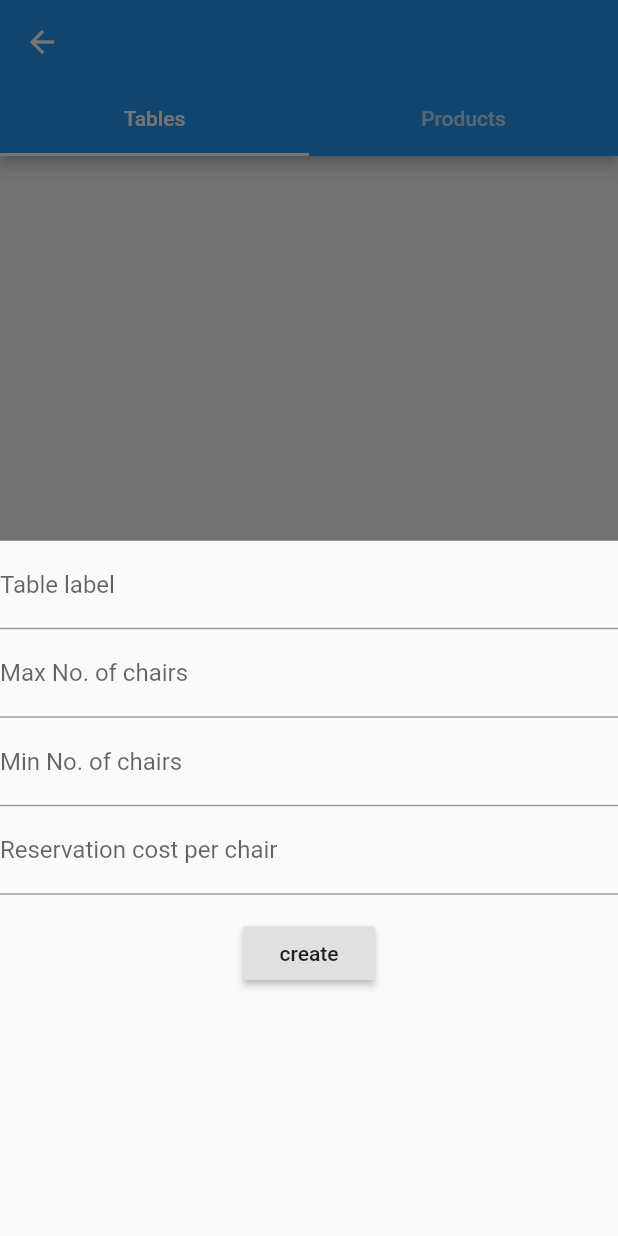
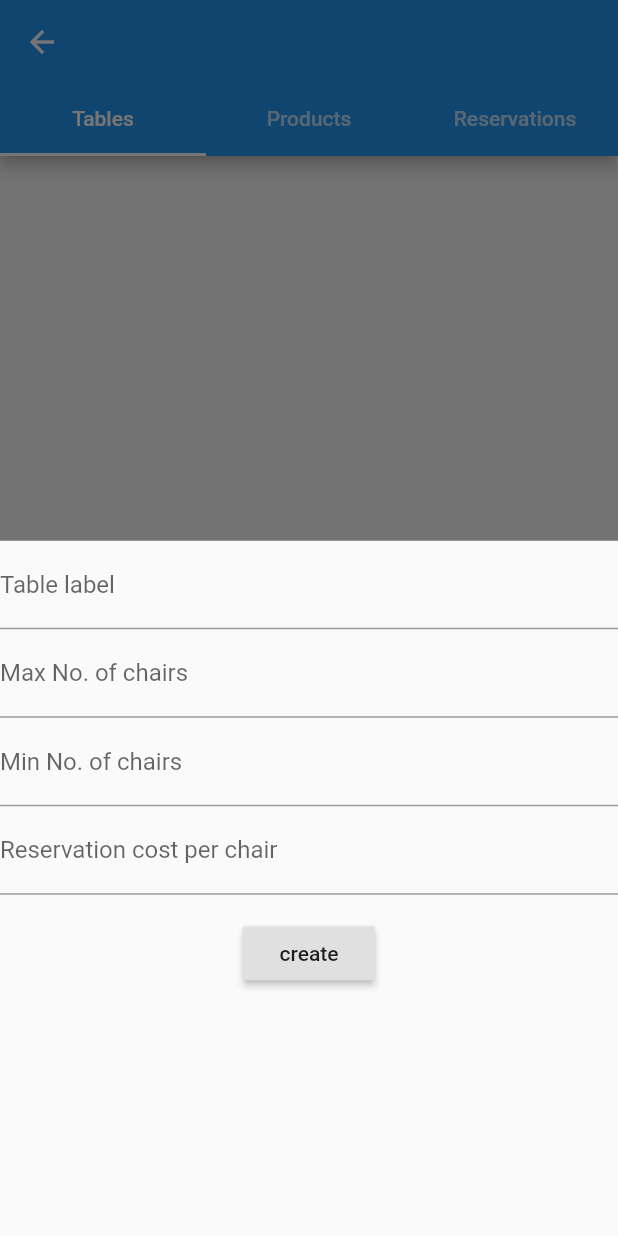
Before and after one commit to Joshua56/club, a Flutter app: the ClubDetail screen opened directly, after a tap on the "add" icon, on a phone screen of 412 x 824 dp. Run offline on Flutter 3.47's test engine with Material 2 defaults, Android fonts, the phone set to English and light mode, and no system bars; our stand-ins replace cloud_firestore, google_maps_flutter; accounts and stored records are empty.

Commit message:
update on Reservations

```diff
--- a/lib/modules/club_module.dart
+++ b/lib/modules/club_module.dart
@@ -6,59 +6,15 @@ import 'package:google_maps_flutter/google_maps_flutter.dart';
 import 'package:cloud_firestore/cloud_firestore.dart';
 
 
+
 class ClubModule extends ChangeNotifier{
 
   // Firebase
   final databaseReference = Firestore.instance;
 
-  List<ClubModal> _clubs;
+  List<ClubModal> _clubs=[];
+  ClubModal _activeClub = ClubModal(name: '');
 
-  // // with exaples
-  // static List<ProductModal> _productsRezzy = [
-  //   ProductModal(id:'1', name: 'drink 1', price: 200),
-  //   ProductModal(id:'2', name: 'drink 2', price: 340),
-  //   ProductModal(id:'3', name: 'drink 3', price: 600),
-  //   ProductModal(id:'4', name: 'drink 4', price: 800),
-  //   ProductModal(id:'5', name: 'drink 5', price: 1000),
-  // ];
-
-  // static List<ProductModal> _productsResnet50 = [
-  //   ProductModal(id:'1', name: 'drink 1', price: 200),
-  //   ProductModal(id:'2', name: 'drink 2', price: 340),
-  //   ProductModal(id:'3', name: 'food 1', price: 300),
-  //   ProductModal(id:'4', name: 'drink 4', price: 800),
-  //   ProductModal(id:'5', name: 'food 2', price: 650),
-  // ];
-
-  // List<ClubModal> _clubs =[
-  //   ClubModal(
-  //     id: '1',
-  //     name: 'rezzy',
-  //     image: "assets/images/club1.jpg",
-  //     position: LatLng(-1.290500, 36.823028),
-  //     locationLabel: "Koinange St, Nairobi",
-  //     tables: [
-  //       TableModal(id: '1', maxNoChairs: 6, minNoChairs: 3, reserveCostPerChair: 50),
-  //       TableModal(id: '2', maxNoChairs: 4, minNoChairs: 2, reserveCostPerChair: 50),
-  //       TableModal(id: '3', maxNoChairs: 2, reserveCostPerChair: 50),
-  //       TableModal(id: '4', maxNoChairs: 4, minNoChairs: 2, reserveCostPerChair: 50),
-  //     ],
-  //     products: _productsRezzy,
-  //   ),
-  //   ClubModal(
-  //     id: '2',
-  //     name: 'resnet50',
-  //     image: "assets/images/club1.jpg",
-  //     position: LatLng(-1.284486, 36.819134),
-  //     locationLabel: "Koinange St, Nairobi",
-  //     tables: [
-  //       TableModal(id: '2', maxNoChairs: 4, minNoChairs: 2, reserveCostPerChair: 100),
-  //       TableModal(id: '3', maxNoChairs: 2, reserveCostPerChair: 100),
-  //       TableModal(id: '4', maxNoChairs: 4, minNoChairs: 2, reserveCostPerChair: 100),
-  //     ],
-  //     products: _productsResnet50,
-  //   ),
-  // ];
 
   Set<Marker> _markers (){
     final Set<Marker> lst = {};
@@ -68,30 +24,33 @@ class ClubModule extends ChangeNotifier{
     });
     return lst;
   }
-  void _fetchClubs()async{
-    QuerySnapshot _clubsSnapshot = await databaseReference.collection('clubs').getDocuments();
-    setClubs = _convertToClubModal(_clubsSnapshot.documents);
-
-
-
+  void _fetchClubs(){
+    databaseReference.collection('clubs').getDocuments().then((snapshot){
+      setClubs = _convertToClubModal(snapshot.documents);
+    });
 
 
   }
 
-  Future<ClubModal> _getClub(String id) async{
-    ClubModal club;
-    DocumentSnapshot r = await databaseReference.document('clubs/$id').get();
-    return _convertItemToClubModal(r);
-    // _clubs.forEach((item){
-    //   if(item.id == id){
-    //     club = item;
-    //   }
-    // });
-    // return club;
+  void _fetchClub(String id) {
+    databaseReference.document('clubs/$id').get().then((item){
+      setActiveClub = _convertItemToClubModal(item);
+    });
+  }
+
+  ClubModal _getClub(id){
+    _fetchClub(id);
+    return _activeClub;
   }
 
 
-  get clubs => _clubs;
+   get clubs => _getClubs();
+
+  List<ClubModal> _getClubs(){
+    _fetchClubs();
+    return _clubs;
+  }
+
   get clubsCount => _clubs.length;
   Set<Marker> get markers => _markers();
   get getClub => (id) { return _getClub(id); };
@@ -99,7 +58,7 @@ class ClubModule extends ChangeNotifier{
   get updateProducts => ({List<ProductModal> products, String clubId}) {return _updateProducts(products: products, clubId: clubId); };
 
   get convertToClubModal => (List<DocumentSnapshot> data){
-    _fetchClubs();
+    // _fetchClubs();
     return _convertToClubModal(data);
   };
 
@@ -108,8 +67,14 @@ class ClubModule extends ChangeNotifier{
   //   _restaurant = lst;
   //   notifyListeners();
   // }
-  set setClubs(List<ClubModal> item){
-    _clubs = item;
+  set setClubs(List<ClubModal> items){
+    _clubs = items;
+    notifyListeners();
+  }
+
+  set setActiveClub(ClubModal item){
+    _activeClub = item;
+    notifyListeners();
   }
 
   set addClub(ClubModal club){
@@ -173,7 +138,6 @@ class ClubModule extends ChangeNotifier{
         item.data['tables'].forEach((it){
           _t.add(
             TableModal(
-              id: it['id'],
               label: it['label'],
               maxNoChairs: it['maxNoChairs'],
               minNoChairs: it['minNoChairs'],
@@ -207,9 +171,4 @@ class ClubModule extends ChangeNotifier{
         );
   }
 
-
-
-
-
-
 }
--- a/lib/modules/reservation_module.dart
+++ b/lib/modules/reservation_module.dart
@@ -16,6 +16,7 @@ class ReservationModule extends ChangeNotifier{
   final databaseReference = Firestore.instance;
 
   List<ReservationModal> _reservations = [];
+  List<ReservationModal> _currenClubReservation = [];
 
   // dummy data
 
@@ -38,9 +39,18 @@ class ReservationModule extends ChangeNotifier{
 
   get resCount => _reservations.length;
 
+  get currenClubReservation => (clubId){
+    fetchClubReservations(clubId);
+    return _currenClubReservation;
+  };
+
+  set setCurrenClubReservation(List<ReservationModal> reserv){
+    _currenClubReservation = reserv;
+    notifyListeners();
+  }
+
 
   set addReservation(ReservationModal item){
-    _reservations.add(item);
     createReservation(item);
     notifyListeners();
   }
@@ -55,23 +65,22 @@ class ReservationModule extends ChangeNotifier{
     return _convertToReservationModal(data);
   };
 
-  void removeResevation(ClubModal res, int index){
-    int i = 0;
-    int j = 0;
-    _reservations.forEach((item){
-      if(item.club == res){
-        if(j == index){
-          _removeResevation = i;
-        }
-        j++;
-      }
-      i++;
-    });
+  void removeResevation(String id) async{
+    DocumentReference r = await databaseReference.document('reservations/$id');
+    r.delete();
   }
 
   void createReservation(ReservationModal reservation) async {
     DocumentReference ref = await databaseReference.collection("reservations")
         .add(reservation.map);
+  }
+  void fetchClubReservations(String clubId){
+    DocumentReference clubRef = databaseReference.document('clubs/$clubId');
+    Future<QuerySnapshot> ref =  databaseReference.collection("reservations").where('club', isEqualTo: clubRef).getDocuments();
+    ref.then((item){
+      setCurrenClubReservation = _convertToReservationModal(item.documents);
+    });
+
   }
 
   List<ReservationModal> _convertToReservationModal(List<DocumentSnapshot> data){
@@ -79,12 +88,12 @@ class ReservationModule extends ChangeNotifier{
 
     data.forEach((item){
       UserModal _us = UserModal(
-        id: item.data['user']['id'],
-        username: item.data['user']['username']
+        id: '1',
+        username: 'me'
       );
 
       TableModal _tb = TableModal(
-        id: item.data['table']['id'],
+        label: item.data['table']['label'],
         maxNoChairs: item.data['table']['maxNoChairs'],
         minNoChairs: item.data['table']['minNoChairs'],
         reserveCostPerChair: item.data['table']['reserveCostPerChair'],
@@ -96,7 +105,6 @@ class ReservationModule extends ChangeNotifier{
           _ls.add(
             OderItemModal(
               product: ProductModal(
-                id: item['product']['id'],
                 name: item['product']['name'],
                 price: item['product']['price'],
               ),
@@ -112,6 +120,10 @@ class ReservationModule extends ChangeNotifier{
         orderItems: _orderItems()
       );
 
+      DateTime _convertToDateTime(dt){
+        return dt == null ? null : DateTime.fromMillisecondsSinceEpoch(dt.seconds*1000);
+      }
+
 
       _reservationModals.add(
         ReservationModal(
@@ -121,8 +133,8 @@ class ReservationModule extends ChangeNotifier{
           club: item.data['club'],
           table: _tb,
           noChairs: item.data['noChairs'],
-          reserveDateTime: DateTime.fromMillisecondsSinceEpoch(item.data['reserveDateTime'].seconds * 1000),
-          dateTimeBooked: DateTime.fromMillisecondsSinceEpoch(item.data['dateTimeBooked'].seconds * 1000),
+          reserveDateTime: _convertToDateTime(item.data['reserveDateTime']),
+          dateTimeBooked: _convertToDateTime(item.data['dateTimeBooked']),
           preoderModal: _pre,
         )
       );
--- a/lib/ui/club_detail.dart
+++ b/lib/ui/club_detail.dart
@@ -1,8 +1,10 @@
 import 'package:cloud_firestore/cloud_firestore.dart';
 import 'package:club/modals/club_modal.dart';
 import 'package:club/modals/product_modal.dart';
+import 'package:club/modals/reservation_modal.dart';
 import 'package:club/modals/table_modal.dart';
 import 'package:club/modules/club_module.dart';
+import 'package:club/modules/reservation_module.dart';
 import 'package:flutter/material.dart';
 import 'package:google_maps_flutter/google_maps_flutter.dart';
 import 'package:provider/provider.dart';
@@ -18,13 +20,13 @@ class ClubDetail extends StatefulWidget {
 class _ClubDetailState extends State<ClubDetail> with SingleTickerProviderStateMixin{
 
 
-  ClubModal _club = ClubModal(name: '', position: LatLng(0,0), locationLabel: '');
+  // ClubModal _club = ClubModal(name: '', position: LatLng(0,0), locationLabel: '');
   TabController _tabController;
 
   @override
   void initState() {
     super.initState();
-    _tabController = TabController(vsync: this, length: 2);
+    _tabController = TabController(vsync: this, length: 3);
   }
 
   @override
@@ -35,16 +37,15 @@ class _ClubDetailState extends State<ClubDetail> with SingleTickerProviderStateM
 
   @override
   Widget build(BuildContext context) {
-    return ChangeNotifierProvider(
-      builder: (context) => ClubModule(),
+    return MultiProvider(
+      providers: [
+        ChangeNotifierProvider(builder: (context) => ClubModule(),),
+        ChangeNotifierProvider(builder: (context) => ReservationModule(),),
+      ],
       child: Consumer<ClubModule>(
         builder: (context, clubModule, _){
-          Future<ClubModal> _clubFuture = clubModule.getClub(widget.clubId);
-          _clubFuture.then((value){
-           setState(() {
-              _club = value;
-           });
-          });
+          ClubModal _club = clubModule.getClub(widget.clubId);
+
           return Scaffold(
             appBar: AppBar(
               title: Text(_club.name),
@@ -53,6 +54,7 @@ class _ClubDetailState extends State<ClubDetail> with SingleTickerProviderStateM
                 tabs: <Widget>[
                   Tab(text: 'Tables',),
                   Tab(text: 'Products',),
+                  Tab(text: 'Reservations',),
                 ],
               ),
             ),
@@ -61,6 +63,7 @@ class _ClubDetailState extends State<ClubDetail> with SingleTickerProviderStateM
               children: <Widget>[
                 ClubTables(widget.clubId),
                 ClubProducts(widget.clubId),
+                ClubReservations(widget.clubId),
               ],
             ),
           );
@@ -87,7 +90,6 @@ class _ClubTablesState extends State<ClubTables> {
 
   TextEditingController _reserveCostPerChairController;
 
-  ClubModal _club;
   List<TableModal> _tables =[];
 
   @override
@@ -112,13 +114,8 @@ class _ClubTablesState extends State<ClubTables> {
   Widget build(BuildContext context) {
     return Consumer<ClubModule>(
       builder: (context, clubModule, _){
-        Future<ClubModal> _clubFuture = clubModule.getClub(widget.clubId);
-          _clubFuture.then((value){
-           setState(() {
-              _club = value;
-              _tables= _club.tables;
-          });
-          });
+        ClubModal _club = clubModule.getClub(widget.clubId);
+          _tables= _club.tables;
         return Scaffold(
         floatingActionButton: CircleAvatar(
           child: IconButton(
@@ -220,7 +217,6 @@ class _ClubProductsState extends State<ClubProducts> {
 
   TextEditingController _priceController;
 
-  ClubModal _club;
   List<ProductModal> _products =[];
 
   @override
@@ -241,13 +237,9 @@ class _ClubProductsState extends State<ClubProducts> {
   Widget build(BuildContext context) {
     return Consumer<ClubModule>(
       builder: (context, clubModule, _){
-        Future<ClubModal> _clubFuture = clubModule.getClub(widget.clubId);
-          _clubFuture.then((value){
-           setState(() {
-              _club = value;
+        ClubModal _club = clubModule.getClub(widget.clubId);
               _products= _club.products;
-          });
-          });
+
         return Scaffold(
         floatingActionButton: CircleAvatar(
           child: IconButton(
@@ -319,3 +311,49 @@ class _ClubProductsState extends State<ClubProducts> {
     );
   }
 }
+
+class ClubReservations extends StatefulWidget {
+  final String clubId;
+
+  ClubReservations(this.clubId);
+  @override
+  _ClubReservationsState createState() => _ClubReservationsState();
+}
+
+class _ClubReservationsState extends State<ClubReservations> {
+  @override
+  Widget build(BuildContext context) {
+    return Consumer<ReservationModule>(
+      builder: (context, reservationModule, _){
+        List<ReservationModal> _reservations = reservationModule.currenClubReservation(widget.clubId);
+
+        return ListView.builder(
+          itemCount: _reservations.length,
+          itemBuilder: (BuildContext context, int index){
+            Row _row(key, value){
+              return Row(
+                mainAxisAlignment: MainAxisAlignment.spaceBetween,
+                children: <Widget>[
+                  Text(key.toString()),
+                  Text(value.toString()),
+                ],
+              );
+            }
+            return Card(
+              child: Column(
+                mainAxisSize: MainAxisSize.min,
+                children: <Widget>[
+                  _row('User', _reservations[index].user.username),
+                  _row('DateBooked', _reservations[index].dateTimeBooked),
+                  _row('ResercationDate', _reservations[index].reserveDateTime),
+                  _row('Table', _reservations[index].table.label),
+                  _row('No. of Chairs', _reservations[index].noChairs),
+                ],
+              ),
+            );
+          },
+        );
+      },
+    );
+  }
+}
--- a/lib/ui/clubs_manager.dart
+++ b/lib/ui/clubs_manager.dart
@@ -3,6 +3,7 @@ import 'dart:io';
 import 'package:cloud_firestore/cloud_firestore.dart';
 import 'package:club/modals/club_modal.dart';
 import 'package:club/modules/club_module.dart';
+import 'package:club/modules/reservation_module.dart';
 import 'package:club/ui/club_detail.dart';
 import 'package:flutter/material.dart';
 import 'package:google_maps_flutter/google_maps_flutter.dart';
@@ -21,6 +22,7 @@ class ClubsManager extends StatelessWidget {
   @override
   Widget build(BuildContext context) {
       final clubModule = Provider.of<ClubModule>(context);
+      final reservationModule  = Provider.of<ReservationModule>(context);
       List<Widget> _clubsHolder(List<ClubModal> clubz){
       List<Widget> lst=[];
       clubz.forEach((ClubModal item){
@@ -54,7 +56,7 @@ class ClubsManager extends StatelessWidget {
               default:
 
 
-              return Column(mainAxisSize: MainAxisSize.min, children: _clubsHolder(clubModule.convertToClubModal(snapshot.data.documents)),);
+              return SingleChildScrollView(child: Column(mainAxisSize: MainAxisSize.min, children: _clubsHolder(clubModule.convertToClubModal(snapshot.data.documents)),));
             }
 
           },
```
